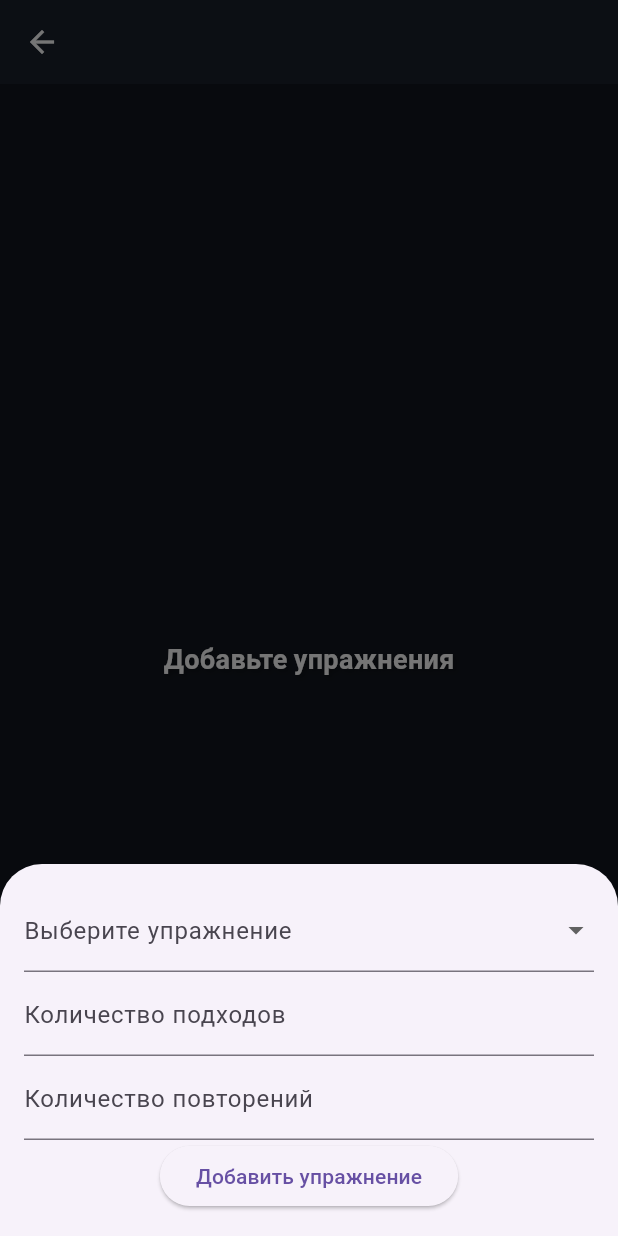
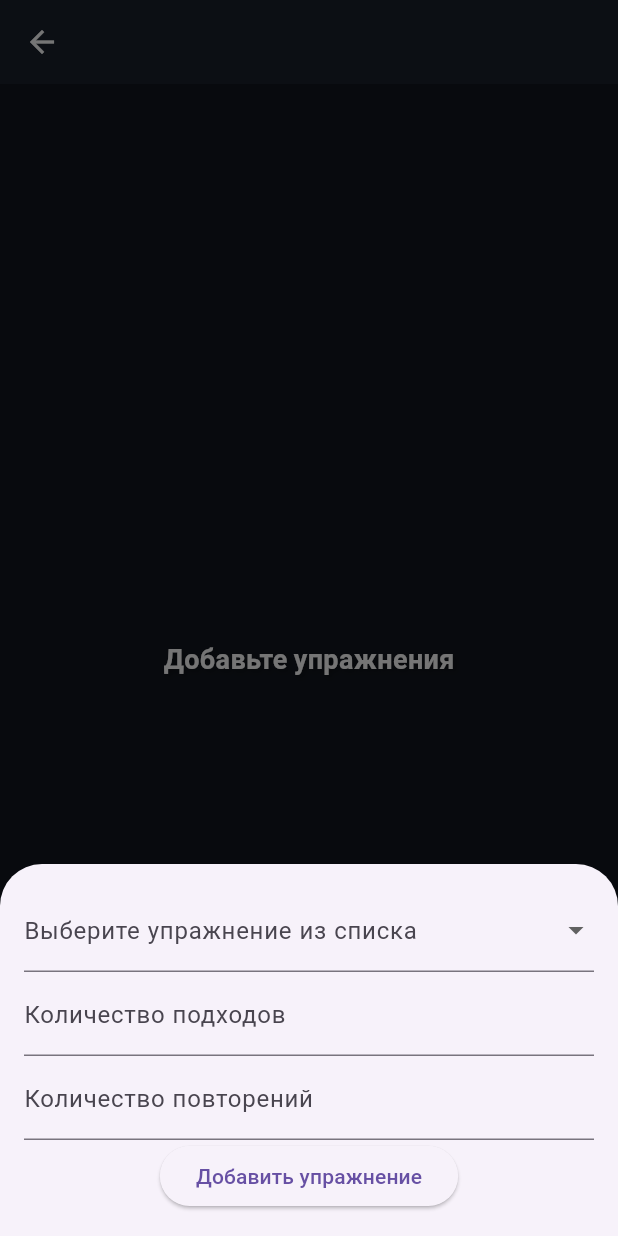
Before and after one commit to smthm0re/beast_training, a Flutter app: the TrainingStructureScreen screen opened directly with empty values, after a tap on the "add" icon, on a phone screen of 412 x 824 dp. Run offline on Flutter 3.47's test engine with Material 3 defaults, Android fonts, the light colour scheme and no system bars; our stand-ins replace flutter_slidable, flutter_svg, hive_flutter; accounts and stored records are empty.

Commit message:
Поправил мелочи.

```diff
--- a/lib/pages/training_structure_screen/training_structure_screen.dart
+++ b/lib/pages/training_structure_screen/training_structure_screen.dart
@@ -39,7 +39,6 @@ class _TrainingStructureScreenState extends State<TrainingStructureScreen> {
           _exerciseBox.get(idTraining) ?? [],
         );
       }
-
       setState(() {});
     }
   }
@@ -56,7 +55,6 @@ class _TrainingStructureScreenState extends State<TrainingStructureScreen> {
       _exerciseBox.put(idTraining, exercises);
       exerciseListDataBase.exerciseList = exercises;
     });
-
     Navigator.of(context).pop();
   }
 
@@ -75,44 +73,54 @@ class _TrainingStructureScreenState extends State<TrainingStructureScreen> {
             children: [
               // Выбор упражнения
               DropdownButtonFormField<String>(
-                decoration: InputDecoration(labelText: 'Выберите упражнение'),
-                items: allExercises.map((exercise) {
-                  return DropdownMenuItem(
-                    value: exercise,
-                    child: Text(exercise),
+                decoration:
+                    InputDecoration(labelText: 'Выберите упражнение из списка'),
+                items: allExercises.map(
+                  (exercise) {
+                    return DropdownMenuItem(
+                      value: exercise,
+                      child: Text(exercise),
+                    );
+                  },
+                ).toList(),
+                onChanged: (value) {
+                  setState(
+                    () {
+                      selectedExercise = value!;
+                    },
                   );
-                }).toList(),
-                onChanged: (value) {
-                  setState(() {
-                    selectedExercise = value!;
-                  });
                 },
               ),
+
               // Ввод количества подходов
               TextField(
                 controller: setsController,
                 decoration: InputDecoration(labelText: 'Количество подходов'),
                 keyboardType: TextInputType.number,
               ),
+
               // Ввод количества повторений
               TextField(
                 controller: repsController,
                 decoration: InputDecoration(labelText: 'Количество повторений'),
                 keyboardType: TextInputType.number,
               ),
+
               // Кнопка для добавления упражнения
               ElevatedButton(
                 onPressed: () {
-                  final sets = int.tryParse(setsController.text) ?? 0;
-                  final reps = int.tryParse(repsController.text) ?? 0;
+                  final sets = int.tryParse(setsController.text);
+                  final reps = int.tryParse(repsController.text);
 
-                  if (sets > 0 && reps > 0) {
-                    addExercise(selectedExercise, sets, reps);
-                  } else {
+                  if (sets == null || reps == null || sets <= 0 || reps <= 0) {
                     ScaffoldMessenger.of(context).showSnackBar(
                       const SnackBar(
-                          content: Text('Введите корректные значения')),
+                        content: Text('Введите корректные значения'),
+                      ),
                     );
+                    Navigator.pop(context);
+                  } else {
+                    addExercise(selectedExercise, sets, reps);
                   }
                 },
                 child: const Text('Добавить упражнение'),
@@ -126,12 +134,9 @@ class _TrainingStructureScreenState extends State<TrainingStructureScreen> {
 
   @override
   Widget build(BuildContext context) {
-    final String idTraining =
-        ModalRoute.of(context)!.settings.arguments as String;
-
     return Scaffold(
       appBar: AppBar(
-        title: Text(idTraining),
+        title: Text(idTraining!),
       ),
       body: exerciseListDataBase.exerciseList.isEmpty
           ? const Center(child: Text('Добавьте упражнения'))
@@ -140,9 +145,14 @@ class _TrainingStructureScreenState extends State<TrainingStructureScreen> {
               itemBuilder: (context, index) {
                 final exercise = exerciseListDataBase.exerciseList[index];
                 return ListTile(
-                  title: Text(exercise.name),
+                  title: Text(
+                    exercise.name,
+                    style: Theme.of(context).textTheme.bodyMedium,
+                  ),
                   subtitle: Text(
-                      'Подходы: ${exercise.sets} Повторения: ${exercise.reps}'),
+                    'Подходы: ${exercise.sets} Повторения: ${exercise.reps}',
+                    style: Theme.of(context).textTheme.bodySmall,
+                  ),
                   trailing: IconButton(
                     icon: const Icon(Icons.delete, color: Colors.red),
                     onPressed: () {
@@ -154,8 +164,6 @@ class _TrainingStructureScreenState extends State<TrainingStructureScreen> {
                             _exerciseBox.get(idTraining) ?? []);
                         exercises.removeAt(index);
                         _exerciseBox.put(idTraining, exercises);
-                        // exerciseListDataBase.exerciseList.removeAt(index);
-                        // exerciseListDataBase.updateDataBase();
                       });
                     },
                   ),
```
